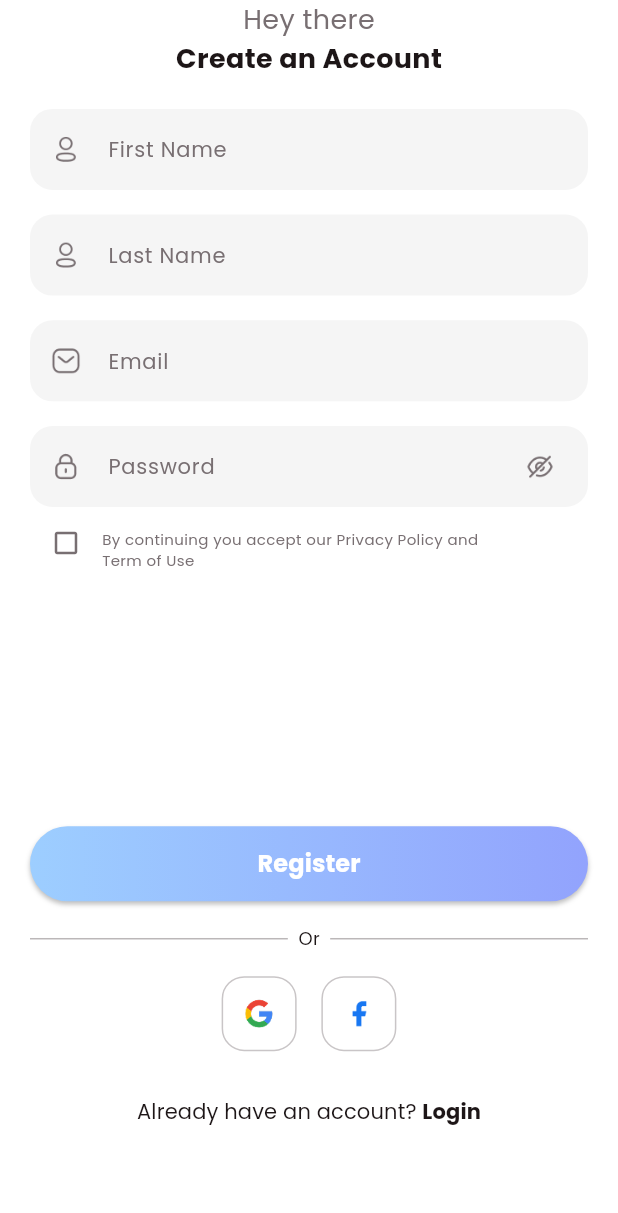
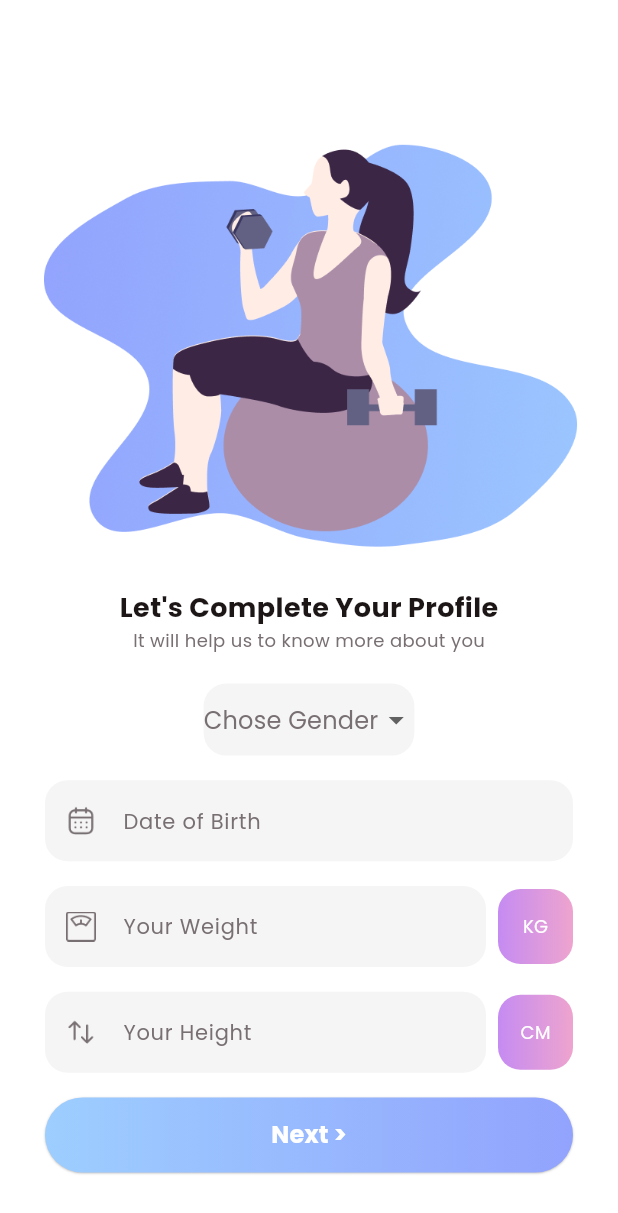
Before and after one commit to aagh20190-code/upwards, a Flutter app: the SignupView screen opened directly, after a tap on "Register", on a phone screen of 412 x 824 dp. Shown: the top 1213 px of the screen. Run offline on Flutter 3.47's test engine with Material 3 defaults, Android fonts, the phone set to English and light mode, and no system bars.

```diff
--- a/lib/common_widget/round_button.dart
+++ b/lib/common_widget/round_button.dart
@@ -24,7 +24,9 @@ class RoundButton extends StatelessWidget {
            boxShadow:type == RoundButtonType.bgGradient
            ? const
            [
-            BoxShadow(color: Colors.black26,blurRadius: 2,offset: Offset(0, 2))]: null
+            BoxShadow(color: Colors.black26,
+            blurRadius: 0.5,
+            offset: Offset(0, 0.5))]: null
       ),
       child: MaterialButton(onPressed: onPressed,
                            height: 50,
--- a/lib/main.dart
+++ b/lib/main.dart
@@ -1,5 +1,6 @@
 import 'package:flutter/material.dart';
 import 'package:upwards2/common/colo_extension.dart';
+import 'package:upwards2/view/login/completeProfileView.dart';
 import 'package:upwards2/view/login/signup_view.dart';
 import 'package:upwards2/view/on_boarding/on_boarding_view.dart';
 import 'package:upwards2/view/on_boarding/started_view.dart';
@@ -36,7 +37,7 @@ class MyApp extends StatelessWidget {
         primaryColor: TColor.primaryColor1,
         fontFamily: "Poppins"
       ),
-      home: const StartedView(),
+      home: const SignupView(),
     );
   }
 }
--- /dev/null
+++ b/lib/view/login/completeProfileView.dart
@@ -0,0 +1,161 @@
+import 'package:flutter/material.dart';
+import 'package:upwards2/common/colo_extension.dart';
+import 'package:upwards2/common_widget/round_button.dart';
+import 'package:upwards2/common_widget/round_textfield.dart';
+
+class Completeprofileview extends StatefulWidget {
+  const Completeprofileview({super.key});
+
+  @override
+  State<Completeprofileview> createState() => _CompleteprofileviewState();
+}
+
+class _CompleteprofileviewState extends State<Completeprofileview> {
+  TextEditingController txtDate = TextEditingController() ;
+  @override
+  Widget build(BuildContext context) {
+    var media = MediaQuery.of(context).size;
+    return Scaffold(
+      backgroundColor: TColor.white,
+      body: SingleChildScrollView(
+        child: SafeArea(
+          child: Padding(
+            padding: const EdgeInsets.all(15.0),
+            child: Column(children: [
+              Image.asset("assets/img/sign1.png",
+              width: media.width,
+              fit: BoxFit.fitWidth,
+              ),
+              SizedBox(
+                  height: media.width*0.05,
+                ),
+
+                Text(
+                "Let's Complete Your Profile",
+                style: TextStyle(color: TColor.black,
+                fontSize: 18,
+                fontWeight: FontWeight.w700),
+                ),
+
+                Text(
+                "It will help us to know more about you",
+                style: TextStyle(color: TColor.grey,
+                fontSize: 12),
+                ),
+                SizedBox(
+                  height: media.width*0.05,
+                ),
+
+                 Padding(
+                   padding: const EdgeInsets.symmetric(horizontal: 15.0),
+                   child: Column(
+                     children: [
+                      Container(
+
+                decoration: BoxDecoration(
+                  color: TColor.lightGrey,
+                  borderRadius: BorderRadius.circular(15)),
+                child:
+                DropdownButtonHideUnderline(
+                  child: DropdownButton(
+                    items: ["Male","Female"].map((name)=>DropdownMenuItem(
+                      value: name,
+                      child: Text(name,
+                                style: TextStyle(
+                                  color: TColor.grey,
+                                  fontSize: 16),
+                                  ),
+                                  )).toList(),
+                                  onChanged: (value){},
+                                  hint: Text(
+                                    "Chose Gender",
+                                style: TextStyle(
+                                  color: TColor.grey,
+                                  fontSize: 16),
+                                  ),),
+                )),
+
+                SizedBox(height: media.width*0.04,),
+
+                       RoundTextFeild(
+                        controller: txtDate,
+                        hintText: "Date of Birth",
+                        icon: "assets/img/dob.png",
+                        ),
+                     SizedBox(
+                              height: media.width*0.04,),
+
+                        Row(
+                          children: [
+                             Expanded(
+                               child: RoundTextFeild(
+                               controller: txtDate,
+                               hintText: "Your Weight",
+                               icon: "assets/img/weight.png",
+                                                         ),
+                             ),
+                            const SizedBox(width: 8,),
+
+                             Container(
+                              width: 50,
+                              height: 50,
+                              alignment: Alignment.center,
+                              decoration: BoxDecoration(
+                                gradient: LinearGradient(
+                                  colors: TColor.secondaryGrad),
+                                  borderRadius: BorderRadius.circular(15)),
+
+                              child: Text("KG",
+                              style: TextStyle(
+                                color: TColor.white,fontSize: 12),),
+                             )
+                         ],
+                        ),
+
+                         SizedBox(
+                              height: media.width*0.04,),
+
+                        Row(
+                          children: [
+                             Expanded(
+                               child: RoundTextFeild(
+                               controller: txtDate,
+                               hintText: "Your Height",
+                               icon: "assets/img/height.png",
+                                                         ),
+                             ),
+                            const SizedBox(width: 8,),
+
+                             Container(
+                              width: 50,
+                              height: 50,
+                              alignment: Alignment.center,
+                              decoration: BoxDecoration(
+                                gradient: LinearGradient(
+                                  colors: TColor.secondaryGrad),
+                                  borderRadius: BorderRadius.circular(15)),
+
+                              child: Text("CM",
+                              style: TextStyle(
+                                color: TColor.white,fontSize: 12),),
+                             )
+                         ],
+                        ),
+                        SizedBox(
+                                 height: media.width*0.04,),
+
+                RoundButton(title: "Next >",
+                onPressed: (){
+                  Navigator.push(context, MaterialPageRoute(
+                    builder: (context) =>const Completeprofileview(),));
+                      },),
+                     ],
+                   ),
+                 ),
+            ],),
+          ),
+        ),
+      ),
+    );
+  }
+}
--- a/lib/view/login/signup_view.dart
+++ b/lib/view/login/signup_view.dart
@@ -2,6 +2,7 @@ import 'package:flutter/material.dart';
 import 'package:upwards2/common/colo_extension.dart';
 import 'package:upwards2/common_widget/round_button.dart';
 import 'package:upwards2/common_widget/round_textfield.dart';
+import 'package:upwards2/view/login/completeProfileView.dart';
 
 class SignupView extends StatefulWidget {
   const SignupView({super.key});
@@ -109,7 +110,9 @@ class _SignupViewState extends State<SignupView> {
                   height: media.width*0.4,
                 ),
 
-                RoundButton(title: "Register", onPressed: (){},),
+                RoundButton(title: "Register", onPressed: (){
+                  Navigator.push(context, MaterialPageRoute(builder: (context) =>const Completeprofileview(),));
+                },),
 
                 SizedBox(
                   height: media.width*0.04,
```
Also changed, not shown: assets/img/Login.png (added), assets/img/dob.png (added), assets/img/gender.png (added), assets/img/height.png (added), assets/img/sign2.png (added), assets/img/sign3.png (added), assets/img/sign4.png (added), assets/img/weight.png (added).
